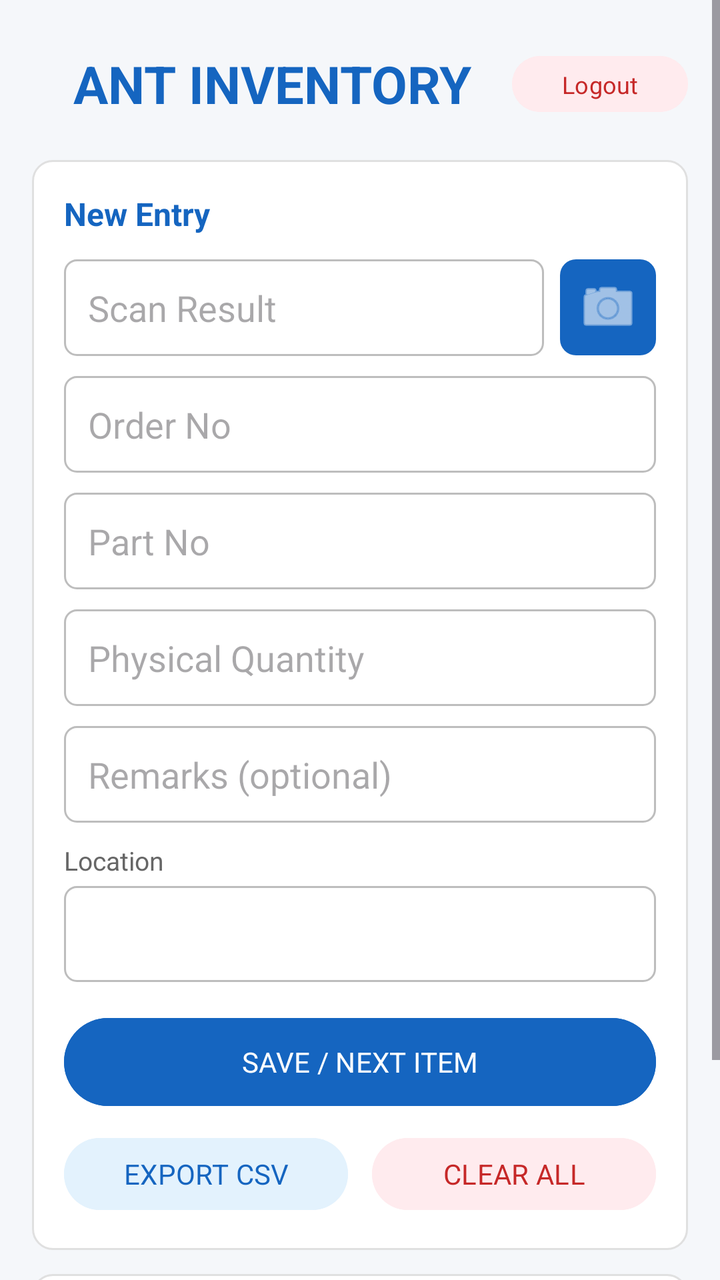
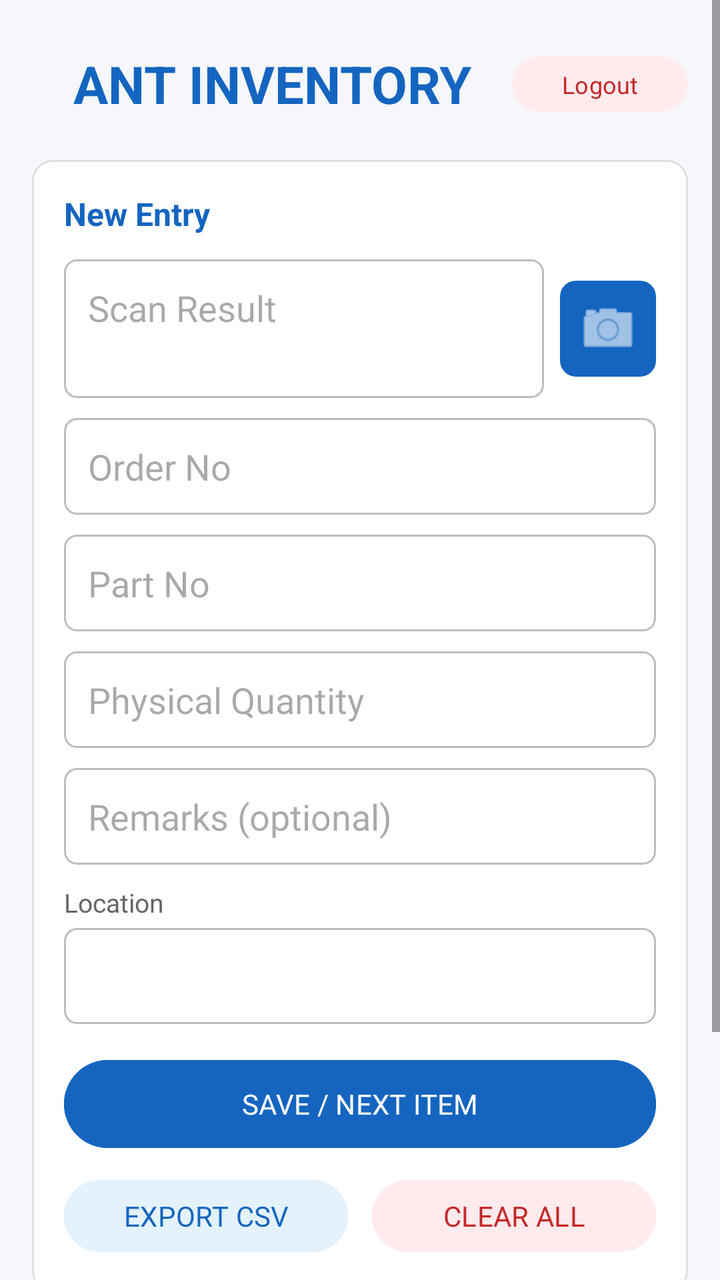

Two renders of the same Android screen: before a commit and after it. Below are the layout's source before the change and the commit's diff.
<!-- AndroidManifest.xml: application theme Theme.ANTInventory -->
<!-- res/layout/activity_main.xml -->
<?xml version="1.0" encoding="utf-8"?>
<ScrollView xmlns:android="http://schemas.android.com/apk/res/android"
    android:layout_width="match_parent"
    android:layout_height="match_parent"
    android:background="#F5F7FA"
    android:fillViewport="true">

    <LinearLayout
        android:layout_width="match_parent"
        android:layout_height="wrap_content"
        android:orientation="vertical"
        android:padding="16dp">

        
        <LinearLayout
            android:layout_width="match_parent"
            android:layout_height="wrap_content"
            android:orientation="horizontal"
            android:gravity="center_vertical"
            android:paddingTop="8dp"
            android:paddingBottom="20dp">

            <TextView
                android:layout_width="0dp"
                android:layout_height="wrap_content"
                android:layout_weight="1"
                android:text="ANT INVENTORY"
                android:textSize="26sp"
                android:textStyle="bold"
                android:textColor="#1565C0"
                android:gravity="center" />

            <Button
                android:id="@+id/btnLogout"
                android:layout_width="wrap_content"
                android:layout_height="36dp"
                android:text="Logout"
                android:textSize="12sp"
                android:textColor="#C62828"
                android:backgroundTint="#FFEBEE" />

        </LinearLayout>

        
        <LinearLayout
            android:layout_width="match_parent"
            android:layout_height="wrap_content"
            android:orientation="vertical"
            android:background="@drawable/card_background"
            android:padding="16dp"
            android:layout_marginBottom="12dp">

            <TextView
                android:layout_width="match_parent"
                android:layout_height="wrap_content"
                android:text="New Entry"
                android:textSize="16sp"
                android:textStyle="bold"
                android:textColor="#1565C0"
                android:paddingBottom="12dp" />

            
            <LinearLayout
                android:layout_width="match_parent"
                android:layout_height="wrap_content"
                android:orientation="horizontal"
                android:layout_marginBottom="10dp"
                android:gravity="center_vertical">

                <EditText
                    android:id="@+id/etScanResult"
                    android:layout_width="0dp"
                    android:layout_height="wrap_content"
                    android:layout_weight="1"
                    android:hint="Scan Result"
                    android:inputType="text"
                    android:singleLine="true"
                    android:background="@drawable/field_background"
                    android:padding="12dp" />

                <ImageButton
                    android:id="@+id/btnScan"
                    android:layout_width="48dp"
                    android:layout_height="48dp"
                    android:layout_marginStart="8dp"
                    android:src="@android:drawable/ic_menu_camera"
                    android:background="@drawable/scan_button_background"
                    android:tint="#FFFFFF"
                    android:contentDescription="Scan barcode" />

            </LinearLayout>

            <EditText
                android:id="@+id/etOrder"
                android:layout_width="match_parent"
                android:layout_height="wrap_content"
                android:hint="Order No"
                android:inputType="text"
                android:singleLine="true"
                android:layout_marginBottom="10dp"
                android:background="@drawable/field_background"
                android:padding="12dp" />

            <EditText
                android:id="@+id/etPart"
                android:layout_width="match_parent"
                android:layout_height="wrap_content"
                android:hint="Part No"
                android:inputType="text"
                android:singleLine="true"
                android:layout_marginBottom="10dp"
                android:background="@drawable/field_background"
                android:padding="12dp" />

            <EditText
                android:id="@+id/etQty"
                android:layout_width="match_parent"
                android:layout_height="wrap_content"
                android:hint="Physical Quantity"
                android:inputType="number"
                android:singleLine="true"
                android:layout_marginBottom="10dp"
                android:background="@drawable/field_background"
                android:padding="12dp" />

            <EditText
                android:id="@+id/etRemarks"
                android:layout_width="match_parent"
                android:layout_height="wrap_content"
                android:hint="Remarks (optional)"
                android:inputType="text|textCapSentences"
                android:singleLine="true"
                android:layout_marginBottom="10dp"
                android:background="@drawable/field_background"
                android:padding="12dp" />

            <TextView
                android:layout_width="match_parent"
                android:layout_height="wrap_content"
                android:text="Location"
                android:textSize="13sp"
                android:textColor="#666666"
                android:paddingBottom="4dp" />

            <Spinner
                android:id="@+id/spinnerLocation"
                android:layout_width="match_parent"
                android:layout_height="48dp"
                android:layout_marginBottom="14dp"
                android:background="@drawable/field_background"
                android:padding="8dp" />

            <Button
                android:id="@+id/btnSave"
                android:layout_width="match_parent"
                android:layout_height="52dp"
                android:text="SAVE / NEXT ITEM"
                android:textColor="#FFFFFF"
                android:backgroundTint="#1565C0"
                android:layout_marginBottom="8dp" />

            <LinearLayout
                android:layout_width="match_parent"
                android:layout_height="wrap_content"
                android:orientation="horizontal">

                <Button
                    android:id="@+id/btnExport"
                    android:layout_width="0dp"
                    android:layout_height="44dp"
                    android:layout_weight="1"
                    android:text="EXPORT CSV"
                    android:textColor="#1565C0"
                    android:backgroundTint="#E3F2FD"
                    android:layout_marginEnd="6dp" />

                <Button
                    android:id="@+id/btnClearAll"
                    android:layout_width="0dp"
                    android:layout_height="44dp"
                    android:layout_weight="1"
                    android:text="CLEAR ALL"
                    android:textColor="#C62828"
                    android:backgroundTint="#FFEBEE"
                    android:layout_marginStart="6dp" />

            </LinearLayout>
        </LinearLayout>

        
        <LinearLayout
            android:layout_width="match_parent"
            android:layout_height="wrap_content"
            android:orientation="vertical"
            android:background="@drawable/card_background"
            android:padding="16dp">

            <LinearLayout
                android:layout_width="match_parent"
                android:layout_height="wrap_content"
                android:orientation="horizontal"
                android:gravity="center_vertical"
                android:paddingBottom="10dp">

                <TextView
                    android:layout_width="0dp"
                    android:layout_height="wrap_content"
                    android:layout_weight="1"
                    android:text="Saved Entries"
                    android:textSize="16sp"
                    android:textStyle="bold"
                    android:textColor="#1565C0" />

                <TextView
                    android:id="@+id/tvEntryCount"
                    android:layout_width="wrap_content"
                    android:layout_height="wrap_content"
                    android:text="0 entries"
                    android:textSize="13sp"
                    android:textColor="#777777" />

            </LinearLayout>

            <EditText
                android:id="@+id/etSearch"
                android:layout_width="match_parent"
                android:layout_height="44dp"
                android:hint="Search by Order, Part, Location, Remarks or Scan…"
                android:inputType="text"
                android:singleLine="true"
                android:layout_marginBottom="12dp"
                android:background="@drawable/field_background"
                android:padding="10dp"
                android:textSize="14sp" />

            <TextView
                android:id="@+id/tvEmpty"
                android:layout_width="match_parent"
                android:layout_height="wrap_content"
                android:text="No entries yet. Fill the form above and tap SAVE."
                android:textColor="#999999"
                android:gravity="center"
                android:paddingTop="24dp"
                android:paddingBottom="24dp"
                android:visibility="gone" />

            <LinearLayout
                android:id="@+id/listContainer"
                android:layout_width="match_parent"
                android:layout_height="wrap_content"
                android:orientation="vertical" />

        </LinearLayout>

    </LinearLayout>
</ScrollView>
<!-- resources referenced by this layout -->
<resources>
  <!-- drawable card_background (drawable) -->
  <?xml version="1.0" encoding="utf-8"?>
  <shape xmlns:android="http://schemas.android.com/apk/res/android">
      <solid android:color="#FFFFFF" />
      <corners android:radius="10dp" />
      <stroke android:width="1dp" android:color="#E0E0E0" />
  </shape>
  <!-- drawable field_background (drawable) -->
  <?xml version="1.0" encoding="utf-8"?>
  <shape xmlns:android="http://schemas.android.com/apk/res/android">
      <solid android:color="#FFFFFF" />
      <corners android:radius="6dp" />
      <stroke android:width="1dp" android:color="#BDBDBD" />
  </shape>
  <!-- drawable scan_button_background (drawable) -->
  <?xml version="1.0" encoding="utf-8"?>
  <shape xmlns:android="http://schemas.android.com/apk/res/android" android:shape="rectangle">
      <solid android:color="#1565C0" />
      <corners android:radius="8dp" />
  </shape>
  <style name="Theme.ANTInventory" parent="Theme.Material3.DayNight.NoActionBar">
          <item name="android:fontFamily">sans-serif</item>
          <item name="colorPrimary">#1565C0</item>
          <item name="colorPrimaryVariant">#003C8F</item>
          <item name="colorOnPrimary">#FFFFFF</item>
          <item name="android:windowBackground">#F5F7FA</item>
          <item name="android:statusBarColor">#1565C0</item>
      </style>
</resources>

<!-- the commit's change to res/layout/activity_main.xml (unified diff, before → after) -->
@@ -73,8 +73,10 @@
                     android:layout_height="wrap_content"
                     android:layout_weight="1"
                     android:hint="Scan Result"
-                    android:inputType="text"
-                    android:singleLine="true"
+                    android:inputType="textMultiLine"
+                    android:minLines="2"
+                    android:maxLines="4"
+                    android:gravity="top|start"
                     android:background="@drawable/field_background"
                     android:padding="12dp" />
 
